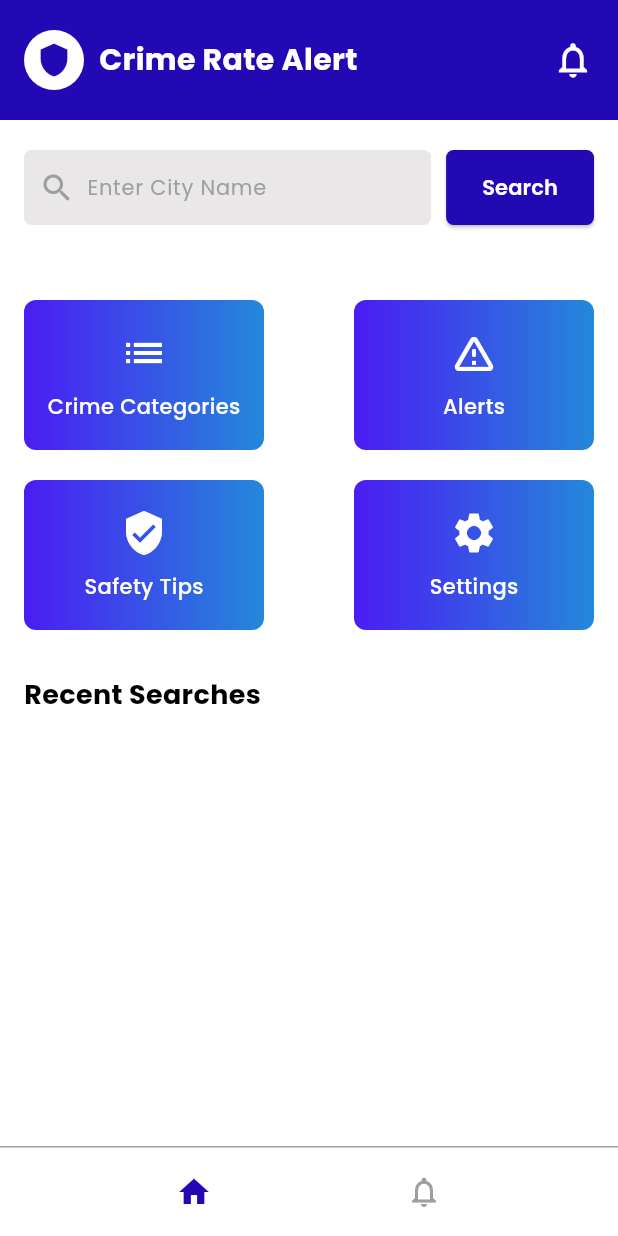
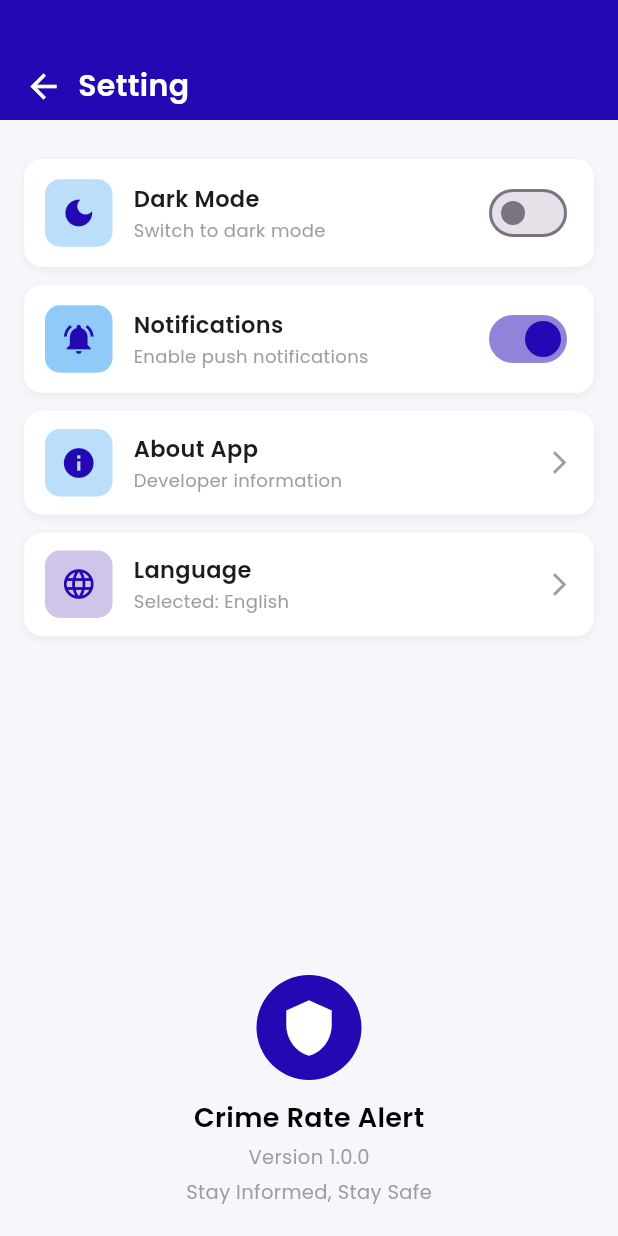
Before and after one commit to Amansarfraz/crime_app, a Flutter app: the HomeScreen screen opened by its route, after a tap on "Settings", on a phone screen of 412 x 824 dp. Run offline on Flutter 3.47's test engine with Material 3 defaults, Android fonts, the light colour scheme and no system bars; our stand-ins replace google_fonts.

Commit message:
first commit

```diff
--- a/lib/main.dart
+++ b/lib/main.dart
@@ -1,10 +1,12 @@
 import 'package:crime_app/screens/crime_alerts_screen.dart';
+import 'package:crime_app/screens/settings_screen.dart';
 import 'package:flutter/material.dart';
 import 'screens/splash_screen.dart';
 import 'screens/get_started_screen.dart';
 import 'screens/home_screen.dart';
 import 'screens/crime_categories_screen.dart';
 import 'screens/crime_detail_screen.dart';
+import 'screens/safety_tips_screen.dart';
 
 void main() {
   runApp(const MyApp());
@@ -35,6 +37,8 @@ class MyApp extends StatelessWidget {
           crimeLevel: 'High',
           recentSearches: const [],
         ),
+        '/safety_tips_screen': (context) => const SafetyTipsScreen(),
+        '/settings_screen': (context) => const SettingsScreen(),
       },
 
       // ✅ Handle dynamic routes like CrimeDetailScreen here
--- a/lib/screens/home_screen.dart
+++ b/lib/screens/home_screen.dart
@@ -2,7 +2,7 @@ import 'dart:convert';
 import 'package:crime_app/screens/crime_categories_screen.dart';
 import 'package:crime_app/screens/crime_alerts_screen.dart';
 import 'package:crime_app/screens/safety_tips_screen.dart';
-//import 'package:crime_app/screens/settings_screen.dart';
+import 'package:crime_app/screens/settings_screen.dart';
 import 'package:flutter/material.dart';
 import 'package:http/http.dart' as http;
 import 'package:google_fonts/google_fonts.dart';
@@ -353,10 +353,12 @@ class _HomeScreenState extends State<HomeScreen> {
                     GestureDetector(
                       onTap: () {
                         // 👉 Navigate to Settings Screen
-                        // Navigator.push(
-                        //   context,
-                        //   MaterialPageRoute(builder: (context) => const SettingsScreen()),
-                        // );
+                        Navigator.push(
+                          context,
+                          MaterialPageRoute(
+                            builder: (context) => const SettingsScreen(),
+                          ),
+                        );
                       },
                       child: buildQuickBox("Settings", Icons.settings),
                     ),
--- a/lib/screens/safety_tips_screen.dart
+++ b/lib/screens/safety_tips_screen.dart
@@ -31,7 +31,7 @@ class SafetyTipsScreen extends StatelessWidget {
             width: double.infinity,
             height: 80,
             color: const Color(0xFF2209B4),
-            padding: const EdgeInsets.only(top: 35, left: 16, right: 16),
+            padding: const EdgeInsets.only(top: 25, left: 16, right: 16),
             child: Row(
               children: [
                 GestureDetector(
--- /dev/null
+++ b/lib/screens/settings_screen.dart
@@ -0,0 +1,264 @@
+import 'package:flutter/material.dart';
+
+class SettingsScreen extends StatefulWidget {
+  const SettingsScreen({super.key});
+
+  @override
+  State<SettingsScreen> createState() => _SettingsScreenState();
+}
+
+class _SettingsScreenState extends State<SettingsScreen> {
+  bool darkMode = false;
+  bool notifications = true;
+  String selectedLanguage = 'English';
+
+  final List<String> languages = [
+    'English',
+    'Urdu',
+    'Spanish',
+    'French',
+    'German',
+    'Arabic',
+  ];
+
+  @override
+  Widget build(BuildContext context) {
+    return Scaffold(
+      backgroundColor: const Color(0xFFF6F7FB),
+      body: Column(
+        children: [
+          // 🔷 Header
+          Container(
+            height: 80,
+            width: double.infinity,
+            color: const Color(0xFF2209B4),
+            padding: const EdgeInsets.only(top: 35, left: 16, right: 16),
+            child: Row(
+              children: [
+                GestureDetector(
+                  onTap: () => Navigator.pop(context),
+                  child: const Icon(
+                    Icons.arrow_back,
+                    color: Colors.white,
+                    size: 26,
+                  ),
+                ),
+                const SizedBox(width: 10),
+                const Text(
+                  "Setting",
+                  style: TextStyle(
+                    fontFamily: 'Poppins',
+                    color: Colors.white,
+                    fontWeight: FontWeight.w600,
+                    fontSize: 20,
+                  ),
+                ),
+              ],
+            ),
+          ),
+
+          const SizedBox(height: 20),
+
+          // ⚫ Dark Mode
+          _buildSettingTile(
+            icon: Icons.dark_mode,
+            color: Colors.blue.shade100,
+            title: "Dark Mode",
+            subtitle: "Switch to dark mode",
+            trailing: Switch(
+              value: darkMode,
+              activeColor: const Color(0xFF2209B4),
+              onChanged: (value) => setState(() => darkMode = value),
+            ),
+          ),
+
+          // 🔔 Notifications
+          _buildSettingTile(
+            icon: Icons.notifications_active,
+            color: Colors.blue.shade200,
+            title: "Notifications",
+            subtitle: "Enable push notifications",
+            trailing: Switch(
+              value: notifications,
+              activeColor: const Color(0xFF2209B4),
+              onChanged: (value) => setState(() => notifications = value),
+            ),
+          ),
+
+          // ℹ️ About App
+          _buildSettingTile(
+            icon: Icons.info,
+            color: Colors.blue.shade100,
+            title: "About App",
+            subtitle: "Developer information",
+            trailing: const Icon(
+              Icons.arrow_forward_ios,
+              color: Colors.grey,
+              size: 18,
+            ),
+            onTap: () {},
+          ),
+
+          // 🌍 Language
+          _buildSettingTile(
+            icon: Icons.language,
+            color: Colors.deepPurple.shade100,
+            title: "Language",
+            subtitle: "Selected: $selectedLanguage",
+            trailing: const Icon(
+              Icons.arrow_forward_ios,
+              color: Colors.grey,
+              size: 18,
+            ),
+            onTap: _showLanguageDialog,
+          ),
+
+          const Spacer(),
+
+          // 🛡 App Logo + Name
+          Column(
+            children: [
+              Container(
+                width: 70,
+                height: 70,
+                decoration: const BoxDecoration(
+                  color: Color(0xFF2209B4),
+                  shape: BoxShape.circle,
+                ),
+                child: const Icon(Icons.shield, color: Colors.white, size: 40),
+              ),
+              const SizedBox(height: 12),
+              const Text(
+                "Crime Rate Alert",
+                style: TextStyle(
+                  fontFamily: 'Poppins',
+                  fontWeight: FontWeight.w600,
+                  fontSize: 18,
+                  color: Colors.black,
+                ),
+              ),
+              const SizedBox(height: 4),
+              const Text(
+                "Version 1.0.0",
+                style: TextStyle(
+                  fontFamily: 'Poppins',
+                  color: Colors.grey,
+                  fontSize: 13,
+                ),
+              ),
+              const SizedBox(height: 4),
+              const Text(
+                "Stay Informed, Stay Safe",
+                style: TextStyle(
+                  fontFamily: 'Poppins',
+                  fontSize: 13,
+                  color: Colors.grey,
+                ),
+              ),
+              const SizedBox(height: 20),
+            ],
+          ),
+        ],
+      ),
+    );
+  }
+
+  // 📱 Custom Tile Widget
+  Widget _buildSettingTile({
+    required IconData icon,
+    required Color color,
+    required String title,
+    required String subtitle,
+    Widget? trailing,
+    VoidCallback? onTap,
+  }) {
+    return GestureDetector(
+      onTap: onTap,
+      child: Container(
+        margin: const EdgeInsets.symmetric(horizontal: 16, vertical: 6),
+        padding: const EdgeInsets.symmetric(horizontal: 14, vertical: 12),
+        decoration: BoxDecoration(
+          color: Colors.white,
+          borderRadius: BorderRadius.circular(12),
+          boxShadow: [
+            BoxShadow(
+              color: Colors.black.withOpacity(0.05),
+              blurRadius: 4,
+              offset: const Offset(0, 2),
+            ),
+          ],
+        ),
+        child: Row(
+          children: [
+            Container(
+              width: 45,
+              height: 45,
+              decoration: BoxDecoration(
+                color: color,
+                borderRadius: BorderRadius.circular(10),
+              ),
+              child: Icon(icon, color: const Color(0xFF2209B4), size: 24),
+            ),
+            const SizedBox(width: 14),
+            Expanded(
+              child: Column(
+                crossAxisAlignment: CrossAxisAlignment.start,
+                children: [
+                  Text(
+                    title,
+                    style: const TextStyle(
+                      fontFamily: 'Poppins',
+                      fontWeight: FontWeight.w600,
+                      fontSize: 15,
+                    ),
+                  ),
+                  const SizedBox(height: 2),
+                  Text(
+                    subtitle,
+                    style: const TextStyle(
+                      fontFamily: 'Poppins',
+                      fontSize: 12,
+                      color: Colors.grey,
+                    ),
+                  ),
+                ],
+              ),
+            ),
+            if (trailing != null) trailing,
+          ],
+        ),
+      ),
+    );
+  }
+
+  // 🌍 Language Selector Dialog
+  void _showLanguageDialog() {
+    showDialog(
+      context: context,
+      builder: (context) => AlertDialog(
+        title: const Text(
+          "Choose Language",
+          style: TextStyle(fontFamily: 'Poppins', fontWeight: FontWeight.w600),
+        ),
+        content: Column(
+          mainAxisSize: MainAxisSize.min,
+          children: languages.map((lang) {
+            return RadioListTile<String>(
+              title: Text(lang, style: const TextStyle(fontFamily: 'Poppins')),
+              value: lang,
+              groupValue: selectedLanguage,
+              activeColor: const Color(0xFF2209B4),
+              onChanged: (value) {
+                setState(() {
+                  selectedLanguage = value!;
+                  Navigator.pop(context);
+                  // 🌐 TODO: Add actual app localization here if needed
+                });
+              },
+            );
+          }).toList(),
+        ),
+      ),
+    );
+  }
+}
```
